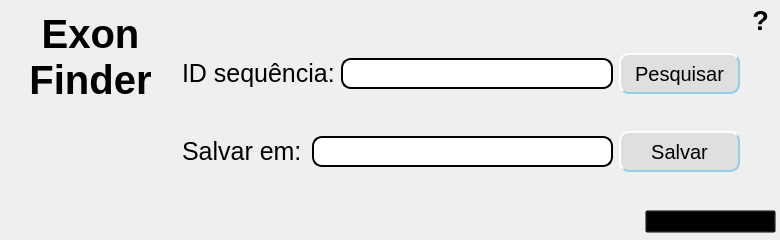
The window that interface_grafica/tela_principal.ui (GTL98/Exon-Finder) describes before a commit, drawn with Qt 5.
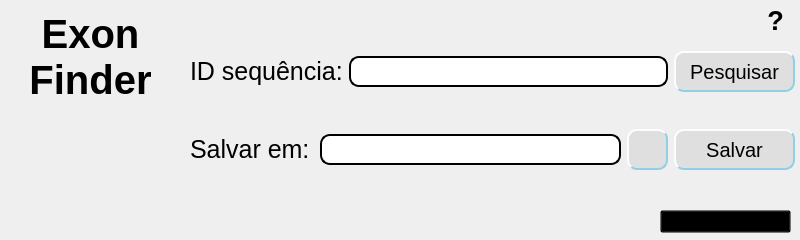
The same window after the commit. Icons and pictures are not drawn.

Diff of the .ui file:
```diff
--- a/interface_grafica/tela_principal.ui
+++ b/interface_grafica/tela_principal.ui
@@ -6,7 +6,7 @@
    <rect>
     <x>0</x>
     <y>0</y>
-    <width>780</width>
+    <width>800</width>
     <height>240</height>
    </rect>
   </property>
@@ -18,7 +18,7 @@
   </property>
   <property name="maximumSize">
    <size>
-    <width>780</width>
+    <width>800</width>
     <height>240</height>
    </size>
   </property>
@@ -53,17 +53,19 @@
 border-color: rgba(145, 207, 230, 255)
 }
 
-QPushButton#botao_escolher, #botao_salvar, #botao_pesquisar{
+QPushButton#botao_escolher, #botao_salvar, #botao_pesquisar, #botao_pasta{
 background-color: rgba(200, 200, 200, 100);
 border-radius: 10px;
 border-width: 2px;
 border-style: outset;
 border-color: rgba(145, 207, 230, 255)
 }
-QPushButton#botao_escolher:hover, #botao_salvar:hover, #botao_pesquisar:hover{
+QPushButton#botao_escolher:hover, #botao_salvar:hover, #botao_pesquisar:hover,
+#botao_pasta:hover{
 background-color: rgba(147, 207, 230, 100)
 }
-QPushButton#botao_escolher:pressed, #botao_salvar:pressed, #botao_pesquisar:pressed{
+QPushButton#botao_escolher:pressed, #botao_salvar:pressed, #botao_pesquisar:pressed,
+#botao_pasta:pressed{
 background-color: rgba(145, 207, 230, 150);
 border-width: 2px;
 border-style: inset;
@@ -73,7 +75,7 @@
   <widget class="QPushButton" name="botao_ajuda">
    <property name="geometry">
     <rect>
-     <x>745</x>
+     <x>760</x>
      <y>5</y>
      <width>31</width>
      <height>31</height>
@@ -112,7 +114,7 @@
   <widget class="QLabel" name="label_5">
    <property name="geometry">
     <rect>
-     <x>650</x>
+     <x>665</x>
      <y>210</y>
      <width>123</width>
      <height>24</height>
@@ -133,7 +135,7 @@
   <widget class="QPushButton" name="botao_versao">
    <property name="geometry">
     <rect>
-     <x>645</x>
+     <x>660</x>
      <y>210</y>
      <width>131</width>
      <height>23</height>
@@ -208,12 +210,12 @@
     </item>
    </layout>
   </widget>
-  <widget class="QWidget" name="">
+  <widget class="QWidget" name="layoutWidget">
    <property name="geometry">
     <rect>
-     <x>182</x>
-     <y>22</y>
-     <width>558</width>
+     <x>190</x>
+     <y>20</y>
+     <width>605</width>
      <height>181</height>
     </rect>
    </property>
@@ -328,6 +330,32 @@
         </property>
        </widget>
       </item>
+      <item>
+       <widget class="QPushButton" name="botao_pasta">
+        <property name="minimumSize">
+         <size>
+          <width>41</width>
+          <height>41</height>
+         </size>
+        </property>
+        <property name="maximumSize">
+         <size>
+          <width>41</width>
+          <height>41</height>
+         </size>
+        </property>
+        <property name="cursor">
+         <cursorShape>PointingHandCursor</cursorShape>
+        </property>
+        <property name="text">
+         <string/>
+        </property>
+        <property name="icon">
+         <iconset resource="doc_qrc.qrc">
+          <normaloff>:/icones/folder-horizontal-open.png</normaloff>:/icones/folder-horizontal-open.png</iconset>
+        </property>
+       </widget>
+      </item>
       <item>
        <widget class="QPushButton" name="botao_salvar">
         <property name="minimumSize">
```
